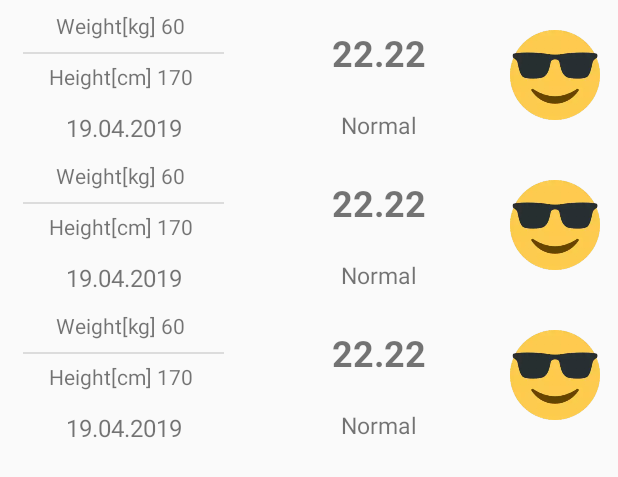
After one commit to Loreth/BMI-Calc-Android, an Android app: the layout activity_history.xml on its own in the app's theme, with its tools: preview values and no code run, on a phone screen of 412 x 824 dp. The commit adds this screen. Shown: the top 477 px of the screen. Run offline under Robolectric (Android 15) with nearby library versions, the phone set to English and light mode, and no system bars.

```diff
--- a/app/src/main/java/com/example/laby2/MainActivity.kt
+++ b/app/src/main/java/com/example/laby2/MainActivity.kt
@@ -78,6 +78,7 @@ class MainActivity : AppCompatActivity() {
         val unitsMenuItem: MenuItem = menu!!.findItem(R.id.action_change_units)
         if (metricUnits) unitsMenuItem.title = getString(R.string.bmi_menu_imperial_units)
         else unitsMenuItem.title = getString(R.string.bmi_menu_metric_units)
+        menu.findItem(R.id.action_history).isEnabled = prefs.contains(PREFS_KEY_HISTORY)
 
         return super.onPrepareOptionsMenu(menu)
     }
--- /dev/null
+++ b/app/src/main/res/layout/activity_history.xml
@@ -0,0 +1,13 @@
+<?xml version="1.0" encoding="utf-8"?>
+<LinearLayout
+        xmlns:android="http://schemas.android.com/apk/res/android"
+        xmlns:tools="http://schemas.android.com/tools"
+        android:layout_width="match_parent"
+        android:layout_height="match_parent"
+        tools:context=".history.HistoryActivity" android:orientation="vertical">
+    <androidx.recyclerview.widget.RecyclerView
+            android:layout_width="match_parent"
+            android:layout_height="match_parent" android:id="@+id/bmi_historyView"
+            tools:listitem="@layout/history_recyclerview_item"
+    />
+</LinearLayout>
--- /dev/null
+++ b/app/src/main/res/layout/history_recyclerview_item.xml
@@ -0,0 +1,87 @@
+<?xml version="1.0" encoding="utf-8"?>
+<androidx.constraintlayout.widget.ConstraintLayout xmlns:android="http://schemas.android.com/apk/res/android"
+                                                   xmlns:app="http://schemas.android.com/apk/res-auto"
+                                                   xmlns:tools="http://schemas.android.com/tools"
+                                                   android:layout_width="match_parent"
+                                                   android:layout_height="wrap_content"
+                                                   >
+
+
+    <ImageView
+            android:layout_width="@dimen/bmi_history_img_size"
+            android:layout_height="@dimen/bmi_history_img_size"
+            android:id="@+id/history_bmi_category_img"
+            android:layout_marginTop="@dimen/bmi_history_margin_top"
+            app:layout_constraintTop_toTopOf="parent" android:layout_marginBottom="@dimen/bmi_history_margin_bottom"
+            app:layout_constraintBottom_toBottomOf="parent" app:layout_constraintVertical_bias="0.494"
+            app:layout_constraintEnd_toEndOf="parent" android:layout_marginEnd="@dimen/bmi_history_img_margin_right" tools:srcCompat="@drawable/cool"/>
+    <TextView
+            android:layout_width="wrap_content"
+            android:layout_height="wrap_content"
+            android:id="@+id/history_height" tools:text="Height[cm] 170"
+            app:layout_constraintTop_toBottomOf="@+id/divider"
+            app:layout_constraintStart_toStartOf="@+id/history_weight"
+            app:layout_constraintEnd_toEndOf="@+id/history_weight" android:layout_marginBottom="@dimen/bmi_history_margin_bottom"
+            app:layout_constraintBottom_toTopOf="@+id/guideline2"/>
+    <TextView
+            android:layout_width="wrap_content"
+            android:layout_height="wrap_content"
+            android:id="@+id/history_weight" tools:text="Weight[kg] 60" app:layout_constraintStart_toStartOf="parent"
+            android:layout_marginStart="@dimen/bmi_history_margin_left_right"
+            app:layout_constraintEnd_toStartOf="@+id/guideline4"
+            android:layout_marginEnd="@dimen/bmi_history_margin_left_right"
+            android:layout_marginTop="@dimen/bmi_history_margin_top" app:layout_constraintTop_toTopOf="parent"
+            app:layout_constraintHorizontal_bias="0.476" android:layout_marginBottom="@dimen/bmi_history_margin_bottom"
+            app:layout_constraintBottom_toTopOf="@+id/divider"/>
+    <TextView
+            android:layout_width="wrap_content"
+            android:layout_height="wrap_content"
+            android:id="@+id/history_bmi_value"
+            android:textSize="@dimen/bmi_history_value_text_size" tools:text="22.22"
+            app:layout_constraintStart_toStartOf="@+id/guideline4" android:layout_marginStart="@dimen/bmi_history_margin_left_right"
+            android:layout_marginBottom="@dimen/bmi_history_margin_bottom" app:layout_constraintBottom_toTopOf="@+id/guideline2"
+            android:layout_marginEnd="@dimen/bmi_history_margin_left_right" app:layout_constraintEnd_toStartOf="@+id/history_bmi_category_img"
+            android:layout_marginTop="@dimen/bmi_history_margin_top" app:layout_constraintTop_toTopOf="parent" android:textStyle="bold"/>
+    <TextView
+            android:layout_width="wrap_content"
+            android:layout_height="wrap_content"
+            android:id="@+id/history_category"
+            android:textSize="@dimen/bmi_history_category_text_size"
+            app:layout_constraintTop_toTopOf="@+id/guideline2" android:layout_marginStart="@dimen/bmi_history_margin_left_right"
+            app:layout_constraintStart_toStartOf="@+id/guideline4" android:layout_marginEnd="@dimen/bmi_history_margin_left_right"
+            app:layout_constraintEnd_toStartOf="@+id/history_bmi_category_img" android:layout_marginBottom="@dimen/bmi_history_margin_bottom"
+            app:layout_constraintBottom_toBottomOf="parent" tools:text="Normal"/>
+    <TextView
+            android:layout_width="wrap_content"
+            android:layout_height="wrap_content"
+            android:id="@+id/history_date"
+            tools:text="19.04.2019"
+            android:textAlignment="center"
+            android:layout_marginBottom="@dimen/bmi_history_margin_bottom"
+            app:layout_constraintBottom_toBottomOf="parent" android:layout_marginStart="@dimen/bmi_history_margin_left_right"
+            app:layout_constraintStart_toStartOf="parent" android:layout_marginEnd="@dimen/bmi_history_margin_left_right"
+            app:layout_constraintEnd_toStartOf="@+id/guideline4" app:layout_constraintTop_toTopOf="@+id/guideline2"
+            android:layout_marginTop="@dimen/bmi_history_margin_top" android:textSize="@dimen/bmi_history_date_text_size" android:textAllCaps="false"
+    />
+    <androidx.constraintlayout.widget.Guideline
+            android:orientation="horizontal"
+            android:layout_width="wrap_content"
+            android:layout_height="wrap_content" android:id="@+id/guideline2"
+            app:layout_constraintGuide_percent="0.70"/>
+    <androidx.constraintlayout.widget.Guideline
+            android:orientation="vertical"
+            android:layout_width="wrap_content"
+            android:layout_height="wrap_content" android:id="@+id/guideline4"
+            app:layout_constraintGuide_percent="0.4"/>
+    <View
+            android:id="@+id/divider"
+            android:layout_width="@dimen/bmi_history_divider_width"
+            android:layout_height="@dimen/bmi_history_divider_height"
+            android:background="?android:attr/listDivider"
+            app:layout_constraintStart_toStartOf="parent"
+            android:layout_marginStart="@dimen/bmi_history_divider_margin_left_right"
+            app:layout_constraintEnd_toStartOf="@+id/guideline4"
+            android:layout_marginEnd="@dimen/bmi_history_divider_margin_left_right" app:layout_constraintHorizontal_bias="1.0"
+            android:layout_marginTop="@dimen/bmi_history_divider_margin_top_bottom" app:layout_constraintTop_toTopOf="parent" android:layout_marginBottom="@dimen/bmi_history_divider_margin_top_bottom"
+            app:layout_constraintBottom_toTopOf="@+id/guideline2"/>
+</androidx.constraintlayout.widget.ConstraintLayout>
```
Also changed, not shown: app/src/main/java/com/example/laby2/aboutme/AboutMeActivity.kt (added, +28 -0 lines), app/src/main/java/com/example/laby2/bmidescription/BmiDescriptionActivity.kt (added, +31 -0 lines), app/src/main/java/com/example/laby2/history/HistoryActivity.kt (added, +45 -0 lines), app/src/main/java/com/example/laby2/history/HistoryAdapter.kt (added, +49 -0 lines), app/src/main/java/com/example/laby2/logic/BmiRecord.kt (added, +34 -0 lines), 1 other file.
